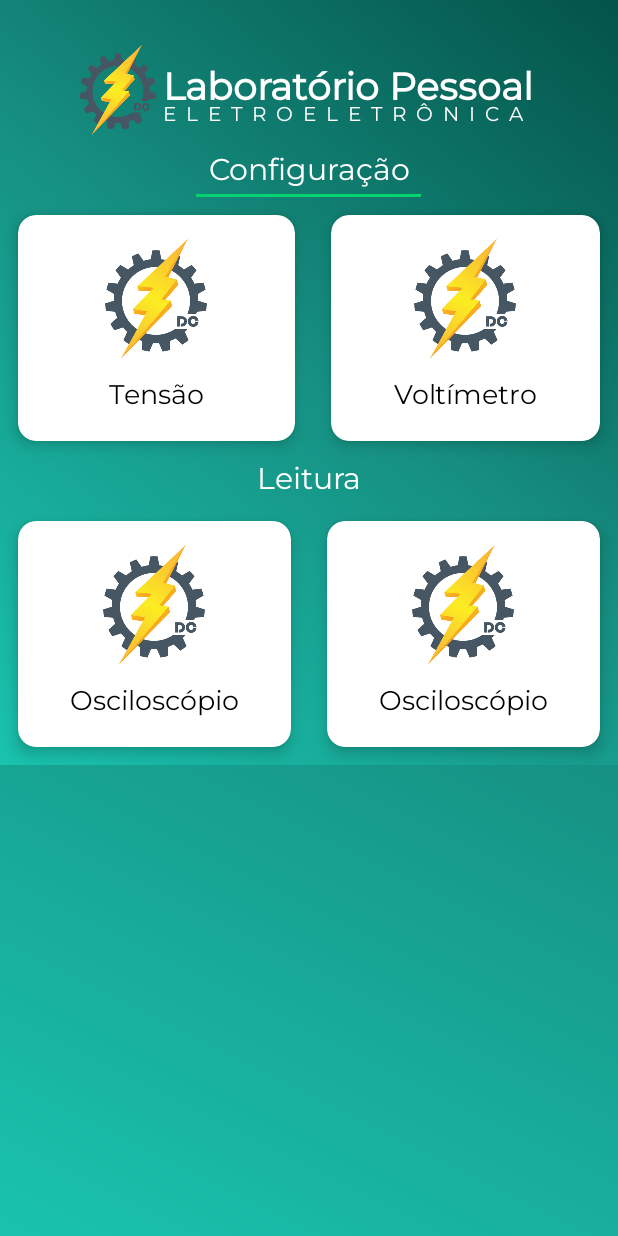
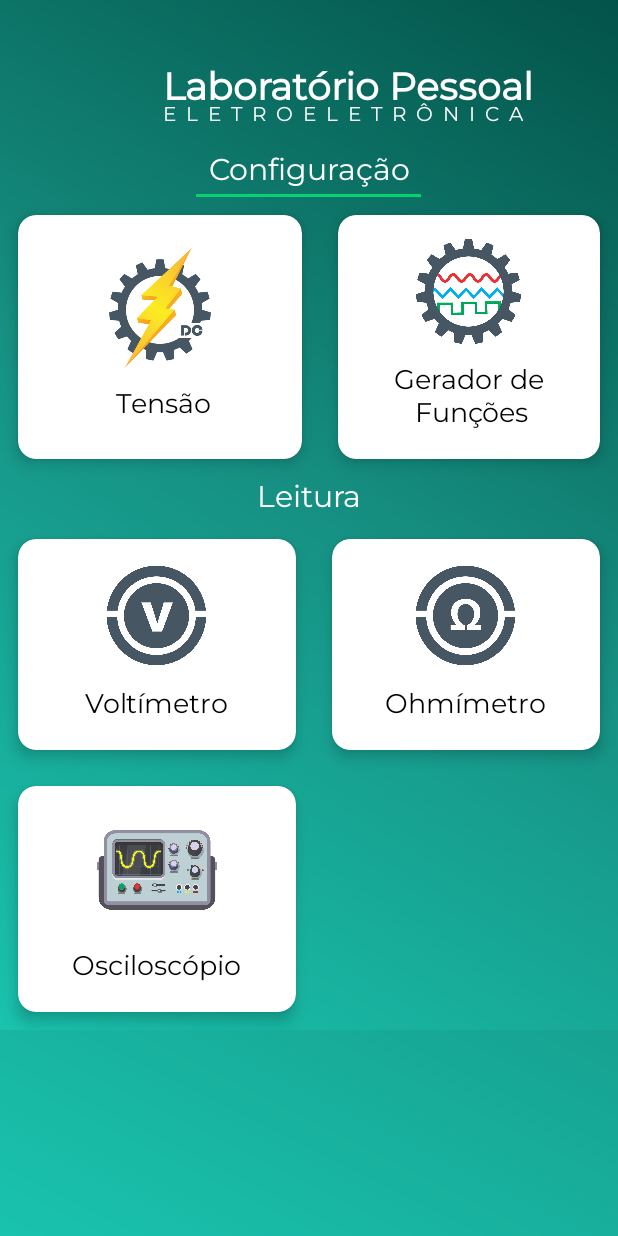
Before and after one commit to JeanSilvaCWB/AppLaboratorioPessoal, an Android app: the fragment MenuFragment placed in its activity, on a phone screen of 412 x 824 dp. Run offline under Robolectric (Android 15) with nearby library versions, the phone set to English and light mode, and no system bars; 1 statement that could not run was skipped.

Commit message:
Inclusão de imagens para o menu de funcionalidades.

```diff
--- a/app/src/main/res/layout/fragment_menu.xml
+++ b/app/src/main/res/layout/fragment_menu.xml
@@ -55,8 +55,8 @@
                 android:layout_width="60dp"
                 android:layout_height="60dp"
                 android:layout_alignParentLeft="true"
-                android:id="@+id/imagemApp"
-                android:src="@drawable/configurafontealimentacao"/>
+                android:id="@+id/imagemApp"/>
+                //android:src="@drawable/configurafontealimentacao"/>
 
         </RelativeLayout>
 
@@ -123,7 +123,7 @@
                         android:layout_height="wrap_content"
                         android:layout_marginTop="12dp"
                         android:fontFamily="@font/montserrat"
-                        android:text="    Tensão    "
+                        android:text="      Tensão     "
                         android:textColor="#000000"
                         android:textSize="18sp" />
 
@@ -149,16 +149,16 @@
                     android:orientation="vertical">
 
                     <ImageView
-                        android:layout_width="80dp"
-                        android:layout_height="80dp"
-                        android:src="@drawable/configurafontealimentacao"/>
+                        android:layout_width="70dp"
+                        android:layout_height="70dp"
+                        android:src="@drawable/configuracaogeradorfuncoes"/>
 
                     <TextView
                         android:layout_width="wrap_content"
                         android:layout_height="wrap_content"
                         android:layout_marginTop="12dp"
                         android:fontFamily="@font/montserrat"
-                        android:text="Voltímetro"
+                        android:text="Gerador de\n   Funções"
                         android:textColor="#000000"
                         android:textSize="18sp" />
 
@@ -204,16 +204,50 @@
                     android:orientation="vertical">
 
                     <ImageView
-                        android:layout_width="80dp"
-                        android:layout_height="80dp"
-                        android:src="@drawable/configurafontealimentacao"/>
+                        android:layout_width="70dp"
+                        android:layout_height="70dp"
+                        android:src="@drawable/voltimetro"/>
 
                     <TextView
                         android:layout_width="wrap_content"
                         android:layout_height="wrap_content"
                         android:layout_marginTop="12dp"
                         android:fontFamily="@font/montserrat"
-                        android:text="Osciloscópio"
+                        android:text="  Voltímetro  "
+                        android:textColor="#000000"
+                        android:textSize="18sp" />
+
+                </LinearLayout>
+
+            </androidx.cardview.widget.CardView>
+
+            <androidx.cardview.widget.CardView
+                android:layout_width="wrap_content"
+                android:layout_height="wrap_content"
+                android:layout_columnWeight="1"
+                android:layout_rowWeight="1"
+                app:cardElevation="6dp"
+                app:cardCornerRadius="12dp"
+                android:layout_margin="12dp">
+
+                <LinearLayout
+                    android:layout_width="match_parent"
+                    android:layout_height="match_parent"
+                    android:gravity="center"
+                    android:padding="16dp"
+                    android:orientation="vertical">
+
+                    <ImageView
+                        android:layout_width="70dp"
+                        android:layout_height="70dp"
+                        android:src="@drawable/ohmimetro"/>
+
+                    <TextView
+                        android:layout_width="wrap_content"
+                        android:layout_height="wrap_content"
+                        android:layout_marginTop="12dp"
+                        android:fontFamily="@font/montserrat"
+                        android:text="Ohmímetro"
                         android:textColor="#000000"
                         android:textSize="18sp" />
 
@@ -240,7 +274,7 @@
                     <ImageView
                         android:layout_width="80dp"
                         android:layout_height="80dp"
-                        android:src="@drawable/configurafontealimentacao"/>
+                        android:src="@drawable/osciloscopio"/>
 
                     <TextView
                         android:layout_width="wrap_content"
```
Also changed, not shown: app/src/main/res/drawable/configuracaogeradorfuncoes.png (added), app/src/main/res/drawable/ohmimetro.png (added), app/src/main/res/drawable/osciloscopio.png (added), app/src/main/res/drawable/voltimetro.png (added).
